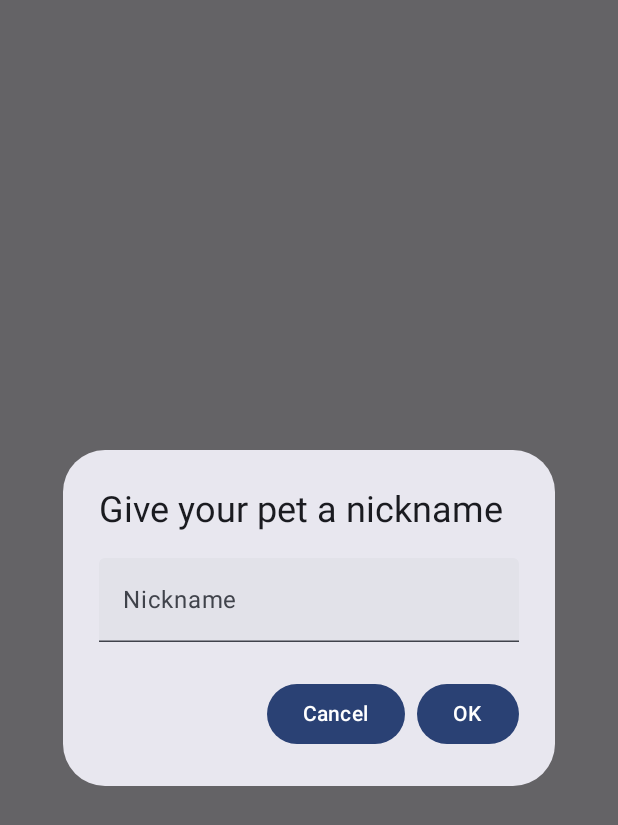
After one commit to tmauritz/MAD-Group13, an Android app built with Jetpack Compose: the composable NicknameDialog shown on its own in the app's theme, on a phone screen of 412 x 824 dp. The commit adds this screen. Shown: the top 825 px of the screen. Run offline under Robolectric (Android 15) with nearby library versions, the phone set to English and light mode, and no system bars.

Commit message:
Feeding + Nickname

```diff
--- /dev/null
+++ b/app/src/main/java/com/example/mad_group13/presentation/NicknameDialog.kt
@@ -0,0 +1,35 @@
+package com.example.mad_group13.presentation
+
+import androidx.compose.material3.*
+import androidx.compose.runtime.*
+import androidx.compose.ui.text.input.TextFieldValue
+
+@Composable
+fun NicknameDialog(
+    onDismiss: () -> Unit,
+    onConfirm: (String) -> Unit
+) {
+    var nickname by remember { mutableStateOf(TextFieldValue("")) }
+
+    AlertDialog(
+        onDismissRequest = onDismiss,
+        title = { Text("Give your pet a nickname") },
+        text = {
+            TextField(
+                value = nickname,
+                onValueChange = { nickname = it },
+                label = { Text("Nickname") }
+            )
+        },
+        confirmButton = {
+            Button(onClick = { onConfirm(nickname.text) }) {
+                Text("OK")
+            }
+        },
+        dismissButton = {
+            Button(onClick = onDismiss) {
+                Text("Cancel")
+            }
+        }
+    )
+}
```
Also changed, not shown: app/src/main/java/com/example/mad_group13/MainActivity.kt (+34 -4 lines), app/src/main/java/com/example/mad_group13/logic/PetActions.kt (added, +14 -0 lines).
